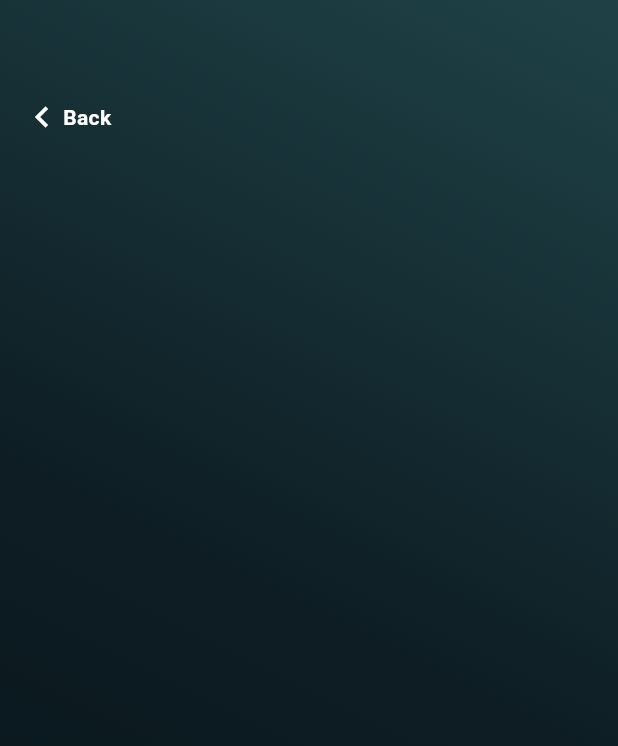
After one commit to abybrandon/latihan_roadmap, a Flutter app: the screen it shows after launch, after a tap on "Profile", on a phone screen of 412 x 824 dp. The commit adds this screen. Shown: the top 746 px of the screen. Run offline on Flutter 3.47's test engine with Material 3 defaults, Android fonts, the phone set to English and light mode, and no system bars; our stand-ins replace get.

Commit message:
add: profile view

```diff
--- a/lib/main.dart
+++ b/lib/main.dart
@@ -1,4 +1,4 @@
-import 'package:belajar_github/rizki/view/v_home.dart';
+import 'package:belajar_github/rizki/view/home_view.dart';
 import 'package:flutter/material.dart';
 import 'package:get/get.dart';
 
--- a/lib/rizki/view/v_home.dart
+++ b/lib/rizki/view/home_view.dart
@@ -1,5 +1,6 @@
-import 'package:belajar_github/rizki/view/v_login.dart';
-import 'package:belajar_github/rizki/view/v_register.dart';
+import 'package:belajar_github/rizki/view/login_view.dart';
+import 'package:belajar_github/rizki/view/profile_details_view.dart';
+import 'package:belajar_github/rizki/view/register_view.dart';
 import 'package:flutter/material.dart';
 import 'package:get/get.dart';
 
@@ -34,6 +35,12 @@ class HomeView extends StatelessWidget {
                     Get.to(() => RegisterView());
                   },
                   child: Text("Register")),
+              SizedBox(height: 10),
+              ElevatedButton(
+                  onPressed: () {
+                    Get.to(() => ProfileDetails());
+                  },
+                  child: Text("Profile")),
             ],
           ),
         ),
--- a/lib/rizki/view/v_login.dart
+++ b/lib/rizki/view/login_view.dart
@@ -1,5 +1,5 @@
-import 'package:belajar_github/rizki/view/v_home.dart';
-import 'package:belajar_github/rizki/view/v_register.dart';
+import 'package:belajar_github/rizki/view/home_view.dart';
+import 'package:belajar_github/rizki/view/register_view.dart';
 import 'package:flutter/material.dart';
 import 'package:get/get.dart';
 
--- /dev/null
+++ b/lib/rizki/view/profile_details_view.dart
@@ -0,0 +1,59 @@
+import 'package:belajar_github/rizki/view/home_view.dart';
+import 'package:flutter/material.dart';
+import 'package:get/get.dart';
+
+class ProfileDetails extends StatefulWidget {
+  const ProfileDetails({super.key});
+
+  @override
+  State<ProfileDetails> createState() => _ProfileDetailsState();
+}
+
+class _ProfileDetailsState extends State<ProfileDetails> {
+  @override
+  Widget build(BuildContext context) {
+    return Scaffold(
+      resizeToAvoidBottomInset: false,
+      body: Container(
+        width: double.infinity,
+        decoration: BoxDecoration(
+            gradient: LinearGradient(colors: [
+          Color.fromRGBO(9, 20, 26, 1),
+          Color.fromRGBO(13, 29, 35, 1),
+          Color.fromRGBO(31, 66, 71, 1),
+        ], begin: Alignment.bottomLeft, end: Alignment.topRight)),
+        child: Padding(
+            padding: EdgeInsets.all(14),
+            child: Column(
+              crossAxisAlignment: CrossAxisAlignment.start,
+              children: [
+                SizedBox(
+                  height: 50,
+                ),
+                InkWell(
+                  child: Row(
+                    children: [
+                      Icon(
+                        Icons.chevron_left,
+                        color: Colors.white,
+                        size: 28,
+                      ),
+                      Text(
+                        "Back",
+                        style: TextStyle(
+                            color: Colors.white,
+                            fontSize: 14,
+                            fontWeight: FontWeight.bold),
+                      )
+                    ],
+                  ),
+                  onTap: () {
+                    Get.to(() => HomeView());
+                  },
+                ),
+              ],
+            )),
+      ),
+    );
+  }
+}
--- a/lib/rizki/view/v_register.dart
+++ b/lib/rizki/view/register_view.dart
@@ -1,5 +1,5 @@
-import 'package:belajar_github/rizki/view/v_home.dart';
-import 'package:belajar_github/rizki/view/v_login.dart';
+import 'package:belajar_github/rizki/view/home_view.dart';
+import 'package:belajar_github/rizki/view/login_view.dart';
 import 'package:flutter/material.dart';
 import 'package:get/get.dart';
 
```
